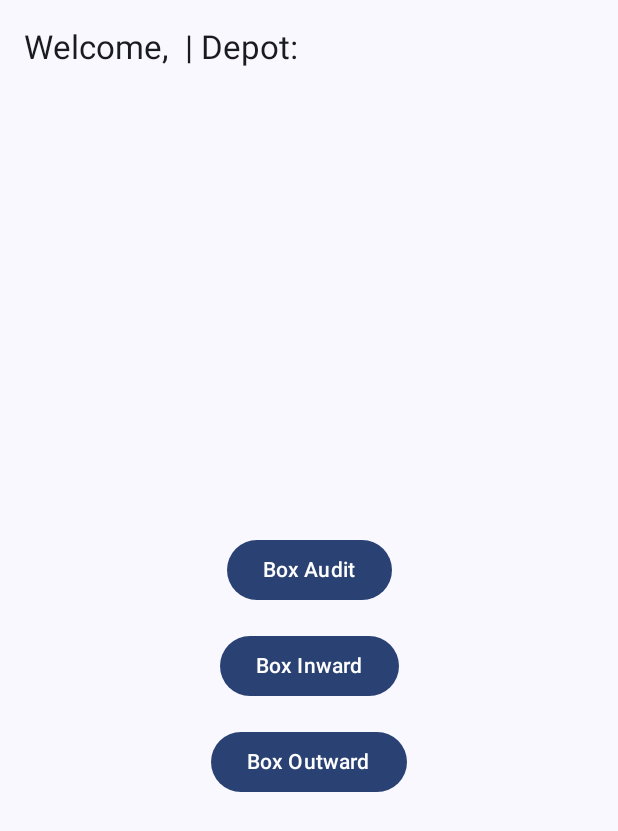
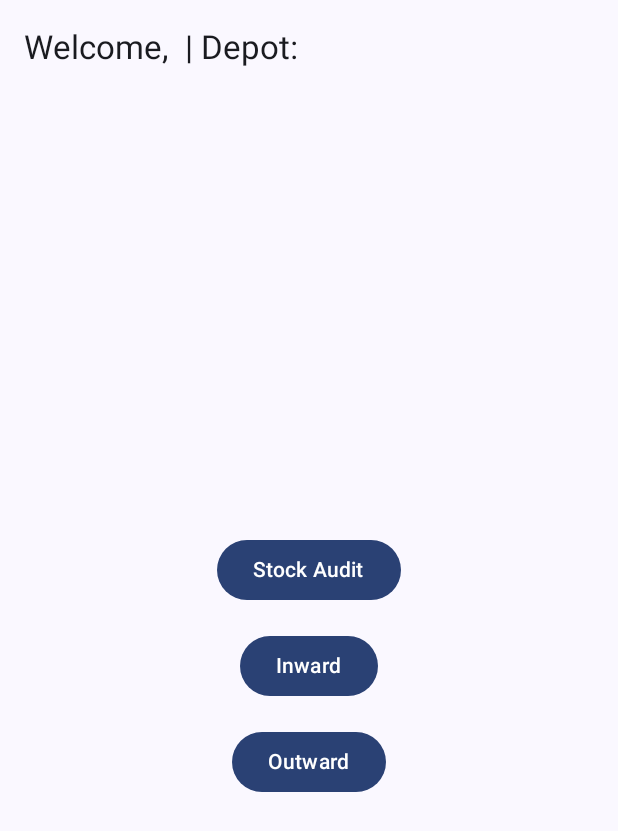
Before and after one commit to manoj2000-crypto/InOutStockerApp, an Android app built with Jetpack Compose: the composable HomeScreen called with empty values, on a phone screen of 412 x 824 dp. Shown: the top 831 px of the screen. Run offline under Robolectric (Android 15) with nearby library versions, the phone set to English and light mode, and no system bars.

Commit message:
Change the HomeScreen button names

```diff
--- a/app/src/main/java/com/example/inoutstocker/HomeScreen.kt
+++ b/app/src/main/java/com/example/inoutstocker/HomeScreen.kt
@@ -3,11 +3,7 @@ package com.example.inoutstocker
 import androidx.activity.compose.BackHandler
 import androidx.compose.foundation.layout.Arrangement
 import androidx.compose.foundation.layout.Column
-import androidx.compose.foundation.layout.Row
-import androidx.compose.foundation.layout.Spacer
 import androidx.compose.foundation.layout.fillMaxSize
-import androidx.compose.foundation.layout.fillMaxWidth
-import androidx.compose.foundation.layout.height
 import androidx.compose.foundation.layout.padding
 import androidx.compose.material3.AlertDialog
 import androidx.compose.material3.Button
@@ -23,6 +19,7 @@ import androidx.compose.ui.Alignment
 import androidx.compose.ui.Modifier
 import androidx.compose.ui.unit.dp
 import com.example.inoutstocker.ui.theme.InOutStockerTheme
+import kotlin.system.exitProcess
 
 @Composable
 fun HomeScreen(
@@ -37,7 +34,7 @@ fun HomeScreen(
         // Intercept the back button press
         BackHandler {
             if (backPressedOnce.value) {
-                System.exit(0)
+                exitProcess(0)
             } else {
                 backPressedOnce.value = true
                 showExitDialog.value = true
@@ -63,7 +60,7 @@ fun HomeScreen(
                 },
                 dismissButton = {
                     Button(
-                        onClick = { System.exit(0) }, colors = ButtonDefaults.buttonColors()
+                        onClick = { exitProcess(0) }, colors = ButtonDefaults.buttonColors()
                     ) {
                         Text("Yes")
                     }
@@ -123,20 +120,20 @@ fun HomeScreenContent(
                         onClick = { onBoxAuditClick(username, depot) },
                         modifier = Modifier.padding(bottom = 16.dp)
                     ) {
-                        Text(text = "Box Audit")
+                        Text(text = "Stock Audit")
                     }
 
                     Button(
                         onClick = { onBoxInwardClick(username, depot) },
                         modifier = Modifier.padding(bottom = 16.dp)
                     ) {
-                        Text(text = "Box Inward")
+                        Text(text = "Inward")
                     }
 
                     Button(
                         onClick = { onBoxOutwardClick(username, depot) }
                     ) {
-                        Text(text = "Box Outward")
+                        Text(text = "Outward")
                     }
                 }
             }
```
